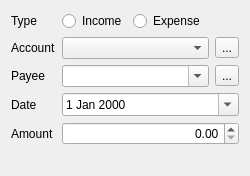
Qt form src/views/ui_files/dialogs/cash_transaction_dialog.ui (JakubFranek/Kapytal) before a commit.
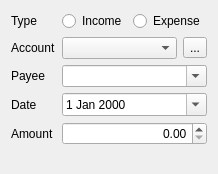
The same form after that commit.

Diff of the .ui file:
```diff
--- a/src/views/ui_files/dialogs/cash_transaction_dialog.ui
+++ b/src/views/ui_files/dialogs/cash_transaction_dialog.ui
@@ -9,8 +9,8 @@
    <rect>
     <x>0</x>
     <y>0</y>
-    <width>250</width>
-    <height>176</height>
+    <width>218</width>
+    <height>174</height>
    </rect>
   </property>
   <property name="sizePolicy">
@@ -26,14 +26,8 @@
    <locale language="English" country="UnitedKingdom"/>
   </property>
   <layout class="QVBoxLayout" name="verticalLayout">
-   <property name="sizeConstraint">
-    <enum>QLayout::SetDefaultConstraint</enum>
-   </property>
    <item>
     <layout class="QFormLayout" name="formLayout">
-     <property name="fieldGrowthPolicy">
-      <enum>QFormLayout::AllNonFixedFieldsGrow</enum>
-     </property>
      <item row="0" column="0">
       <widget class="QLabel" name="typeLabel">
        <property name="text">
@@ -114,8 +108,6 @@
       </widget>
      </item>
      <item row="2" column="1">
-      <layout class="QHBoxLayout" name="payeeHorizontalLayout" stretch="1,0">
-       <item>
         <widget class="QComboBox" name="payeeComboBox">
          <property name="editable">
           <bool>true</bool>
@@ -125,15 +117,6 @@
          </property>
         </widget>
        </item>
-       <item>
-        <widget class="QToolButton" name="payeeToolButton">
-         <property name="text">
-          <string>...</string>
-         </property>
-        </widget>
-       </item>
-      </layout>
-     </item>
      <item row="3" column="0">
       <widget class="QLabel" name="dateLabel">
        <property name="text">
```
Left out of the diff: 1 changed line with no effect on the pictures. Lines whose indentation alone changed are shown as unchanged.
